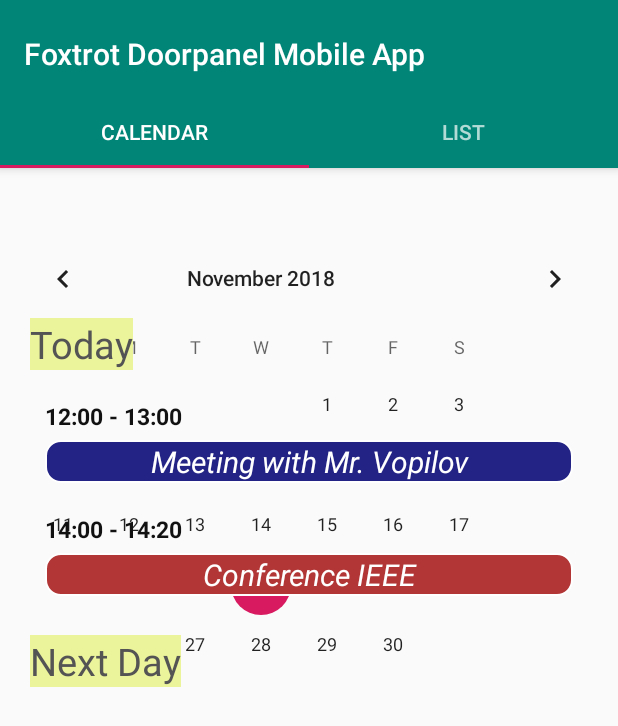
After one commit to artvopilov/tud_door_panel, an Android app: the fragment ListCalendarFragment placed in its activity, on a phone screen of 412 x 824 dp. The commit adds this screen. Shown: the top 726 px of the screen. Run offline under Robolectric (Android 15) with nearby library versions, the phone set to English and light mode, and no system bars.

Commit message:
calendar-mockup
Calendar mockup with tabs is ready. version 1.0

```diff
--- a/app/build.gradle
+++ b/app/build.gradle
@@ -16,6 +16,10 @@ android {
             proguardFiles getDefaultProguardFile('proguard-android.txt'), 'proguard-rules.pro'
         }
     }
+    compileOptions {
+        sourceCompatibility JavaVersion.VERSION_1_8
+        targetCompatibility JavaVersion.VERSION_1_8
+    }
 }
 
 dependencies {
--- a/foxtrotdoorpanelmobileapp/src/main/AndroidManifest.xml
+++ b/foxtrotdoorpanelmobileapp/src/main/AndroidManifest.xml
@@ -16,6 +16,10 @@
                 <category android:name="android.intent.category.LAUNCHER" />
             </intent-filter>
         </activity>
+        <activity
+            android:name=".CalendarActivity"
+            android:label="@string/title_activity_calendar"
+            android:theme="@style/AppTheme.NoActionBar" />
     </application>
 
 </manifest>
--- /dev/null
+++ b/foxtrotdoorpanelmobileapp/src/main/java/tu/foxtrot/foxtrotdoorpanelmobileapp/CalendarActivity.java
@@ -0,0 +1,41 @@
+package tu.foxtrot.foxtrotdoorpanelmobileapp;
+
+import android.support.design.widget.TabLayout;
+import android.support.v4.view.ViewPager;
+import android.support.v7.app.AppCompatActivity;
+
+import android.os.Bundle;
+import android.util.Log;
+import android.view.View;
+import android.widget.CalendarView;
+
+public class CalendarActivity extends AppCompatActivity {
+
+    private static final String TAG = "CalendarActivity";
+
+    private CalendarPageAdapter mCalendarPageAdapter;
+
+    private ViewPager mViewPager;
+
+    @Override
+    protected void onCreate(Bundle savedInstanceState) {
+        super.onCreate(savedInstanceState);
+        setContentView(R.layout.activity_calendar);
+        Log.d(TAG, "onCreate: Starting");
+
+        mCalendarPageAdapter = new CalendarPageAdapter(getSupportFragmentManager());
+
+        mViewPager = (ViewPager) findViewById(R.id.container);
+        setupViewPager(mViewPager);
+
+        TabLayout tabLayout = (TabLayout) findViewById(R.id.tabs);
+        tabLayout.setupWithViewPager(mViewPager);
+    }
+
+    private void setupViewPager(ViewPager viewPager) {
+        CalendarPageAdapter adapter = new CalendarPageAdapter(getSupportFragmentManager());
+        adapter.addFragment(new WallCalendarFragment(), "Calendar");
+        adapter.addFragment(new ListCalendarFragment(), "List");
+        viewPager.setAdapter(adapter);
+    }
+}
--- /dev/null
+++ b/foxtrotdoorpanelmobileapp/src/main/java/tu/foxtrot/foxtrotdoorpanelmobileapp/CalendarPageAdapter.java
@@ -0,0 +1,39 @@
+package tu.foxtrot.foxtrotdoorpanelmobileapp;
+
+import android.support.annotation.Nullable;
+import android.support.v4.app.Fragment;
+import android.support.v4.app.FragmentManager;
+import android.support.v4.app.FragmentPagerAdapter;
+
+import java.util.ArrayList;
+import java.util.List;
+
+public class CalendarPageAdapter extends FragmentPagerAdapter {
+
+    private final List<Fragment> mFragmentList = new ArrayList<>();
+    private final List<String> mFragmentTitleList = new ArrayList<>();
+
+    public CalendarPageAdapter(FragmentManager fm) {
+        super(fm);
+    }
+
+    public void addFragment(Fragment fragment, String title) {
+        mFragmentList.add(fragment);
+        mFragmentTitleList.add(title);
+    }
+
+    @Override
+    public CharSequence getPageTitle(int position) {
+        return mFragmentTitleList.get(position);
+    }
+
+    @Override
+    public Fragment getItem(int i) {
+        return mFragmentList.get(i);
+    }
+
+    @Override
+    public int getCount() {
+        return mFragmentList.size();
+    }
+}
--- /dev/null
+++ b/foxtrotdoorpanelmobileapp/src/main/java/tu/foxtrot/foxtrotdoorpanelmobileapp/ListCalendarFragment.java
@@ -0,0 +1,36 @@
+package tu.foxtrot.foxtrotdoorpanelmobileapp;
+
+import android.os.Bundle;
+import android.support.annotation.NonNull;
+import android.support.annotation.Nullable;
+import android.support.v4.app.Fragment;
+import android.view.LayoutInflater;
+import android.view.View;
+import android.view.ViewGroup;
+import android.widget.Button;
+import android.widget.TextView;
+import android.widget.Toast;
+
+public class ListCalendarFragment extends Fragment {
+    private static final String Tag = "ListCalendarFragment";
+
+    private TextView listCalendarText;
+
+    @Nullable
+    @Override
+    public View onCreateView(@NonNull LayoutInflater inflater, @Nullable ViewGroup container, @Nullable Bundle savedInstanceState) {
+        View view = inflater.inflate(R.layout.list_calendar_fragment, container, false);
+
+        listCalendarText = (TextView) view.findViewById(R.id.listCalendarText);
+        listCalendarText.setText("Today");
+
+        Bundle bundle = getArguments();
+        if(bundle!= null)
+        {
+            String value = getArguments().getString("date");
+            listCalendarText.setText(value);
+        }
+
+        return view;
+    }
+}
--- a/foxtrotdoorpanelmobileapp/src/main/java/tu/foxtrot/foxtrotdoorpanelmobileapp/MainActivity.java
+++ b/foxtrotdoorpanelmobileapp/src/main/java/tu/foxtrot/foxtrotdoorpanelmobileapp/MainActivity.java
@@ -1,13 +1,27 @@
 package tu.foxtrot.foxtrotdoorpanelmobileapp;
 
+import android.content.Intent;
+import android.support.v4.view.ViewPager;
 import android.support.v7.app.AppCompatActivity;
 import android.os.Bundle;
+import android.view.View;
+import android.widget.Button;
 
 public class MainActivity extends AppCompatActivity {
+
+    private Button calendarButton;
 
     @Override
     protected void onCreate(Bundle savedInstanceState) {
         super.onCreate(savedInstanceState);
         setContentView(R.layout.activity_main);
+
+        calendarButton = (Button) findViewById(R.id.button2);
+        calendarButton.setOnClickListener(this::openCalendar);
+    }
+
+    public void openCalendar(View view) {
+        Intent intent = new Intent(this, CalendarActivity.class);
+        startActivity(intent);
     }
 }
--- /dev/null
+++ b/foxtrotdoorpanelmobileapp/src/main/java/tu/foxtrot/foxtrotdoorpanelmobileapp/WallCalendarFragment.java
@@ -0,0 +1,51 @@
+package tu.foxtrot.foxtrotdoorpanelmobileapp;
+
+import android.os.Bundle;
+import android.support.annotation.NonNull;
+import android.support.annotation.Nullable;
+import android.support.design.widget.TabLayout;
+import android.support.v4.app.Fragment;
+import android.support.v4.view.ViewPager;
+import android.view.LayoutInflater;
+import android.view.View;
+import android.view.ViewGroup;
+import android.widget.Button;
+import android.widget.CalendarView;
+import android.widget.TableLayout;
+import android.widget.TextView;
+import android.widget.Toast;
+
+import org.w3c.dom.Text;
+
+import java.sql.BatchUpdateException;
+
+public class WallCalendarFragment extends Fragment {
+    private static final String Tag = "WallCalendarFragment";
+
+    private CalendarView mCalendarView;
+    private ViewPager mViewPager;
+
+    @Nullable
+    @Override
+    public View onCreateView(@NonNull LayoutInflater inflater, @Nullable ViewGroup container, @Nullable Bundle savedInstanceState) {
+        View view = inflater.inflate(R.layout.wall_calendar_fragment, container, false);
+        mViewPager = (ViewPager) getActivity().findViewById(R.id.container);
+
+        mCalendarView =(CalendarView) view.findViewById(R.id.wallCalendarObject);
+        mCalendarView.setOnDateChangeListener(new CalendarView.OnDateChangeListener() {
+            @Override
+            public void onSelectedDayChange(CalendarView view, int year, int month, int dayOfMonth) {
+                String date = dayOfMonth + "/" + (month + 1) + "/" +year;
+
+                ListCalendarFragment listCalendarFragment = new ListCalendarFragment();
+                Bundle bundle = new Bundle();
+                bundle.putString("date", date);
+                listCalendarFragment.setArguments(bundle);
+                getActivity().getSupportFragmentManager().beginTransaction()
+                        .replace(R.id.listCalendarFragment, listCalendarFragment).commit();
+                mViewPager.setCurrentItem(1);
+            }
+        });
+        return view;
+    }
+}
--- /dev/null
+++ b/foxtrotdoorpanelmobileapp/src/main/res/drawable/rounded_corner.xml
@@ -0,0 +1,16 @@
+<?xml version="1.0" encoding="utf-8"?>
+<shape xmlns:android="http://schemas.android.com/apk/res/android" >
+    <stroke
+        android:width="1dp"
+        android:color="#ffffff" />
+
+    <solid android:color="#B23636" />
+
+    <padding
+        android:left="1dp"
+        android:right="1dp"
+        android:bottom="1dp"
+        android:top="1dp" />
+
+    <corners android:radius="10dp" />
+</shape>
--- /dev/null
+++ b/foxtrotdoorpanelmobileapp/src/main/res/drawable/rounded_corner_blue.xml
@@ -0,0 +1,16 @@
+<?xml version="1.0" encoding="utf-8"?>
+<shape xmlns:android="http://schemas.android.com/apk/res/android" >
+    <stroke
+        android:width="1dp"
+        android:color="#ffffff" />
+
+    <solid android:color="#232385" />
+
+    <padding
+        android:left="1dp"
+        android:right="1dp"
+        android:bottom="1dp"
+        android:top="1dp" />
+
+    <corners android:radius="10dp" />
+</shape>
--- /dev/null
+++ b/foxtrotdoorpanelmobileapp/src/main/res/layout/activity_calendar.xml
@@ -0,0 +1,45 @@
+<?xml version="1.0" encoding="utf-8"?>
+<android.support.design.widget.CoordinatorLayout
+    xmlns:android="http://schemas.android.com/apk/res/android"
+    xmlns:app="http://schemas.android.com/apk/res-auto"
+    xmlns:tools="http://schemas.android.com/tools"
+    android:id="@+id/main_content"
+    android:layout_width="match_parent"
+    android:layout_height="match_parent"
+    android:fitsSystemWindows="true"
+    tools:context=".CalendarActivity">
+
+    <android.support.design.widget.AppBarLayout
+        android:id="@+id/appbar"
+        android:layout_width="match_parent"
+        android:layout_height="wrap_content"
+        android:paddingTop="@dimen/appbar_padding_top"
+        android:theme="@style/AppTheme.AppBarOverlay">
+
+        <android.support.v7.widget.Toolbar
+            android:id="@+id/toolbar"
+            android:layout_width="match_parent"
+            android:layout_height="?attr/actionBarSize"
+            android:layout_weight="1"
+            android:background="?attr/colorPrimary"
+            app:layout_scrollFlags="scroll|enterAlways"
+            app:popupTheme="@style/AppTheme.PopupOverlay"
+            app:title="@string/app_name">
+
+        </android.support.v7.widget.Toolbar>
+
+        <android.support.design.widget.TabLayout
+            android:id="@+id/tabs"
+            android:layout_width="match_parent"
+            android:layout_height="wrap_content" />
+
+    </android.support.design.widget.AppBarLayout>
+
+    <android.support.v4.view.ViewPager
+        android:id="@+id/container"
+        android:layout_width="match_parent"
+        android:layout_height="match_parent"
+        app:layout_behavior="@string/appbar_scrolling_view_behavior" />
+
+
+</android.support.design.widget.CoordinatorLayout>
--- /dev/null
+++ b/foxtrotdoorpanelmobileapp/src/main/res/layout/list_calendar_fragment.xml
@@ -0,0 +1,88 @@
+<?xml version="1.0" encoding="utf-8"?>
+<RelativeLayout xmlns:android="http://schemas.android.com/apk/res/android"
+    android:orientation="vertical"
+    android:layout_width="match_parent"
+    android:layout_height="match_parent"
+    android:id="@+id/listCalendarFragment">
+
+    <TextView
+        android:layout_width="wrap_content"
+        android:layout_height="wrap_content"
+        android:layout_marginTop="60dp"
+        android:layout_marginStart="20dp"
+        android:textSize="25sp"
+        android:id="@+id/listCalendarText"
+        android:textColor="#545455"
+        android:background="#EBF49A"/>
+
+    <TextView
+        android:layout_width="wrap_content"
+        android:layout_height="wrap_content"
+        android:layout_below="@+id/listCalendarText"
+        android:layout_alignParentStart="true"
+        android:layout_marginStart="30dp"
+        android:layout_marginTop="20dp"
+        android:text="12:00 - 13:00"
+        android:textColor="#111111"
+        android:textSize="15sp"
+        android:textStyle="bold"
+        android:id="@+id/timeFirstListCalendar"/>
+
+    <TextView
+        android:layout_width="fill_parent"
+        android:layout_height="wrap_content"
+        android:layout_below="@+id/timeFirstListCalendar"
+        android:layout_alignParentStart="true"
+        android:layout_marginStart="30dp"
+        android:layout_marginEnd="30dp"
+        android:layout_marginTop="5dp"
+        android:text="Meeting with Mr. Vopilov"
+        android:textColor="#ffffff"
+        android:textSize="20sp"
+        android:id="@+id/titleFirstListCalendar"
+        android:gravity="center_horizontal"
+        android:background="@drawable/rounded_corner_blue"
+        android:textStyle="italic"/>
+
+    <TextView
+        android:layout_width="wrap_content"
+        android:layout_height="wrap_content"
+        android:layout_below="@+id/titleFirstListCalendar"
+        android:layout_alignParentStart="true"
+        android:layout_marginStart="30dp"
+        android:layout_marginTop="20dp"
+        android:text="14:00 - 14:20"
+        android:textColor="#111111"
+        android:textSize="15sp"
+        android:textStyle="bold"
+        android:id="@+id/timeSecondListCalendar"/>
+
+    <TextView
+        android:layout_width="fill_parent"
+        android:layout_height="wrap_content"
+        android:layout_below="@+id/timeSecondListCalendar"
+        android:layout_alignParentStart="true"
+        android:layout_marginStart="30dp"
+        android:layout_marginEnd="30dp"
+        android:layout_marginTop="5dp"
+        android:text="Conference IEEE"
+        android:textColor="#ffffff"
+        android:textSize="20sp"
+        android:textStyle="italic"
+        android:background="@drawable/rounded_corner"
+        android:gravity="center_horizontal"
+        android:id="@+id/titleSecondListCalendar"/>
+
+    <TextView
+        android:layout_width="wrap_content"
+        android:layout_height="wrap_content"
+        android:layout_below="@+id/timeSecondListCalendar"
+        android:layout_alignParentStart="true"
+        android:layout_marginTop="60dp"
+        android:layout_marginStart="20dp"
+        android:textSize="25sp"
+        android:textColor="#545455"
+        android:text="Next Day"
+        android:background="#EBF49A"/>
+
+</RelativeLayout>
--- /dev/null
+++ b/foxtrotdoorpanelmobileapp/src/main/res/layout/wall_calendar_fragment.xml
@@ -0,0 +1,15 @@
+<?xml version="1.0" encoding="utf-8"?>
+<RelativeLayout xmlns:android="http://schemas.android.com/apk/res/android"
+                android:orientation="vertical"
+                android:layout_width="match_parent"
+                android:layout_height="match_parent">
+
+    <CalendarView
+        android:layout_width="wrap_content"
+        android:layout_height="wrap_content"
+        android:layout_centerHorizontal="true"
+        android:layout_marginTop="40dp"
+        android:id="@+id/wallCalendarObject"/>
+
+
+</RelativeLayout>
--- /dev/null
+++ b/foxtrotdoorpanelmobileapp/src/main/res/menu/menu_calendar.xml
@@ -0,0 +1,10 @@
+<menu xmlns:android="http://schemas.android.com/apk/res/android"
+    xmlns:app="http://schemas.android.com/apk/res-auto"
+    xmlns:tools="http://schemas.android.com/tools"
+    tools:context="tu.foxtrot.foxtrotdoorpanelmobileapp.CalendarActivity">
+    <item
+        android:id="@+id/action_settings"
+        android:orderInCategory="100"
+        android:title="@string/action_settings"
+        app:showAsAction="never" />
+</menu>
--- /dev/null
+++ b/foxtrotdoorpanelmobileapp/src/main/res/values-w820dp/dimens.xml
@@ -0,0 +1,6 @@
+<resources>
+    <!-- Example customization of dimensions originally defined in res/values/dimens.xml
+         (such as screen margins) for screens with more than 820dp of available width. This
+         would include 7" and 10" devices in landscape (~960dp and ~1280dp respectively). -->
+    <dimen name="activity_horizontal_margin">64dp</dimen>
+</resources>
--- /dev/null
+++ b/foxtrotdoorpanelmobileapp/src/main/res/values/dimens.xml
@@ -0,0 +1,7 @@
+<resources>
+    <!-- Default screen margins, per the Android Design guidelines. -->
+    <dimen name="activity_horizontal_margin">16dp</dimen>
+    <dimen name="activity_vertical_margin">16dp</dimen>
+    <dimen name="fab_margin">16dp</dimen>
+    <dimen name="appbar_padding_top">8dp</dimen>
+</resources>
--- a/foxtrotdoorpanelmobileapp/src/main/res/values/strings.xml
+++ b/foxtrotdoorpanelmobileapp/src/main/res/values/strings.xml
@@ -1,3 +1,12 @@
 <resources>
     <string name="app_name">Foxtrot Doorpanel Mobile App</string>
+    <string name="title_activity_calendar">CalendarActivity</string>
+    <string name="tab_text_1">Tab 1</string>
+    <string name="tab_text_2">Tab 2</string>
+    <string name="action_settings">Settings</string>
+    <string name="section_format">Hello World from section: %1$d</string>
+
+    <!-- TODO: Remove or change this placeholder text -->
+    <string name="hello_blank_fragment">Hello blank fragment</string>
+    <string name="title_activity_main2">Main2Activity</string>
 </resources>
--- a/foxtrotdoorpanelmobileapp/src/main/res/values/styles.xml
+++ b/foxtrotdoorpanelmobileapp/src/main/res/values/styles.xml
@@ -8,4 +8,13 @@
         <item name="colorAccent">@color/colorAccent</item>
     </style>
 
+    <style name="AppTheme.NoActionBar">
+        <item name="windowActionBar">false</item>
+        <item name="windowNoTitle">true</item>
+    </style>
+
+    <style name="AppTheme.AppBarOverlay" parent="ThemeOverlay.AppCompat.Dark.ActionBar" />
+
+    <style name="AppTheme.PopupOverlay" parent="ThemeOverlay.AppCompat.Light" />
+
 </resources>
```
Also changed, not shown: foxtrotdoorpanelmobileapp/build.gradle (+7 -2 lines).
